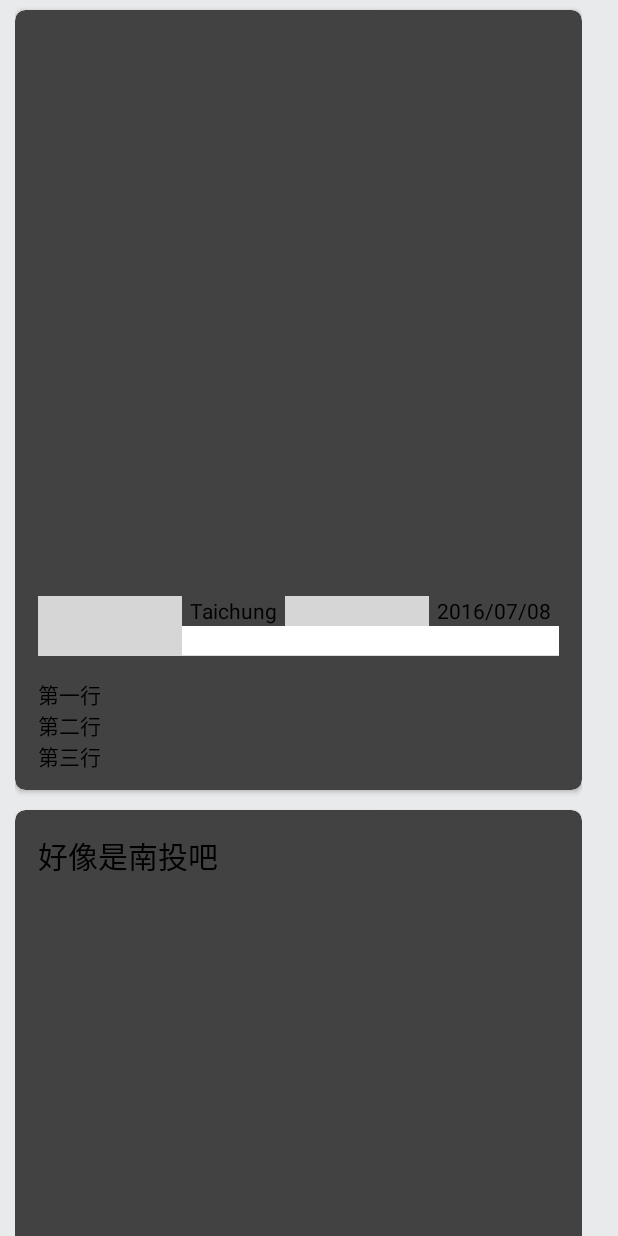
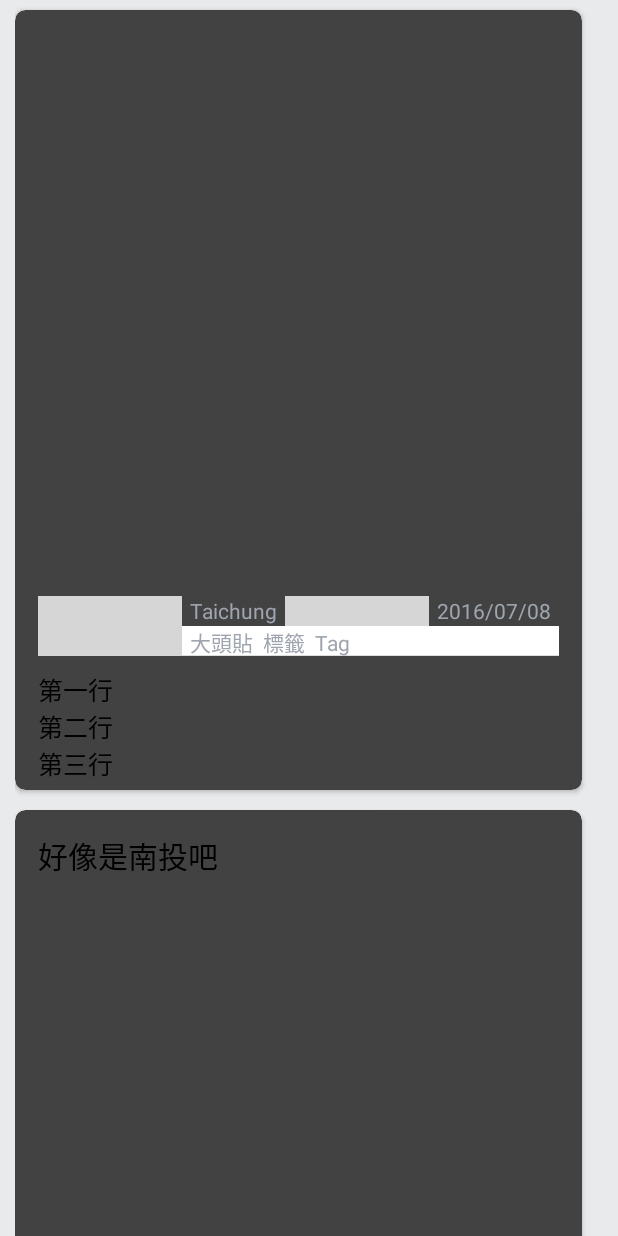
Before and after one commit to swallowchen1359/HappyBirthday2016, an Android app: the screen it shows after launch (AlbumActivity), on a phone screen of 412 x 824 dp. Run offline under Robolectric (Android 15) with nearby library versions, the phone set to English and light mode, and no system bars; Roboto replaces fonts that are not available here; 1 statement that could not run was skipped; grey boxes are pictures that could not be loaded.

Commit message:
1. Extend database of Album 2. Change the color of AlbumCardView function

```diff
--- a/app/src/main/java/com/studio/swallowcharchar/happybirthday2016/albumpage/controller/AlbumFragment.java
+++ b/app/src/main/java/com/studio/swallowcharchar/happybirthday2016/albumpage/controller/AlbumFragment.java
@@ -15,6 +15,7 @@ import com.studio.swallowcharchar.happybirthday2016.albumpage.AlbumActivity;
 import com.studio.swallowcharchar.happybirthday2016.albumpage.model.AlbumModel;
 import com.studio.swallowcharchar.happybirthday2016.albumpage.view.AlbumView;
 import com.studio.swallowcharchar.happybirthday2016.photopage.PhotoActivity;
+import com.studio.swallowcharchar.happybirthday2016.widget.ImageUtility;
 
 /**
  * A simple {@link Fragment} subclass.
@@ -41,7 +42,9 @@ public class AlbumFragment extends Fragment implements AlbumView.OnCardClickList
             /**
              * AlbumView.setAlbums(AlbumPictures, Titles, Descriptions)
              * */
-            mAlbumView.setAlbums(mModel.getAlbumPictureList(), mModel.getAlbumTitleList(), mModel.getAlbumDescriptionList());
+            mAlbumView.setAlbums(mModel.getAlbumPictureList(), mModel.getAlbumTitleList(),
+                    mModel.getAlbumDescriptionList(), mModel.getAlbumPlaceList(),
+                    mModel.getAlbumTimeList(), mModel.getAlbumTagsList());
             mAlbumView.setOnCardClickListener(this);
         } else {
             Log.d("AlbumFragment", "Model or View is null");
@@ -55,6 +58,7 @@ public class AlbumFragment extends Fragment implements AlbumView.OnCardClickList
         Log.d("AlbumFragment", "onAttach");
         mModel = new AlbumModel(activity);
         mModel.initModel();
+        Log.d("AlbumFragment", "getImageRotation Test " + ImageUtility.getImageRotation(getResources(), 0));
     }
 
     @Override
--- a/app/src/main/java/com/studio/swallowcharchar/happybirthday2016/albumpage/model/AlbumModel.java
+++ b/app/src/main/java/com/studio/swallowcharchar/happybirthday2016/albumpage/model/AlbumModel.java
@@ -34,6 +34,23 @@ public class AlbumModel {
     private LinkedList<String> mAlbumTitleList;
 
     /**
+     * mAlbumPlaceList is the list contains AlbumCard place to show
+     * */
+    private LinkedList<String> mAlbumPlaceList;
+
+    /**
+     * mAlbumTimeList is the list contains AlbumCard time to show
+     * which contains another LinkedList of Integer, individually year, month and day
+     * */
+    private LinkedList<LinkedList<Integer>> mAlbumTimeList;
+
+    /**
+     * mAlbumTagsList is the list contains AlbumCard tag to show
+     * which contains another LinkedList of String, all tags reserved
+     * */
+    private LinkedList<LinkedList<String>> mAlbumTagsList;
+
+    /**
      * mAlbumDescription is the list contains AlbumCard description.
      * TODO: Maybe we should use InputStream instead
      * */
@@ -43,6 +60,9 @@ public class AlbumModel {
         mAlbumPictureList = new LinkedList<>();
         mAlbumTitleList = new LinkedList<>();
         mAlbumDescriptionList = new LinkedList<>();
+        mAlbumPlaceList = new LinkedList<>();
+        mAlbumTimeList = new LinkedList<>();
+        mAlbumTagsList = new LinkedList<>();
     }
 
     public LinkedList<Integer> getAlbumPictureList() {
@@ -79,6 +99,46 @@ public class AlbumModel {
         return mAlbumDescriptionList;
     }
 
+    public LinkedList<String> getAlbumPlaceList() {
+        if (mContext == null || mAlbumArrayList == null) {
+            return null;
+        }
+        for (int i = 0; i < mAlbumArrayList.size(); i++) {
+            mAlbumPlaceList.add(mAlbumArrayList.get(i).getPlace());
+        }
+        return mAlbumPlaceList;
+    }
+
+    public LinkedList<LinkedList<Integer>> getAlbumTimeList() {
+        if (mContext == null || mAlbumArrayList == null) {
+            return null;
+        }
+        for (int i = 0; i < mAlbumArrayList.size(); i++) {
+            LinkedList<Integer> timeList = new LinkedList<>();
+            int[] timeArray = mAlbumArrayList.get(i).getTime();
+            for (int j = 0; j < timeArray.length; j++) {
+                timeList.add(timeArray[j]);
+            }
+            mAlbumTimeList.add(timeList);
+        }
+        return mAlbumTimeList;
+    }
+
+    public LinkedList<LinkedList<String>> getAlbumTagsList() {
+        if (mContext == null || mAlbumArrayList == null) {
+            return null;
+        }
+        for (int i = 0; i < mAlbumArrayList.size(); i++) {
+            LinkedList<String> tagsList = new LinkedList<>();
+            String[] tagsArray = mAlbumArrayList.get(i).getTags();
+            for (int j = 0; j < tagsArray.length; j++) {
+                tagsList.add(tagsArray[j]);
+            }
+            mAlbumTagsList.add(tagsList);
+        }
+        return mAlbumTagsList;
+    }
+
     public boolean initModel() {
         mAlbumArrayList = new Database().loadJson(mContext, Database.JSON_ALBUM);
         return mAlbumArrayList != null ;
--- a/app/src/main/java/com/studio/swallowcharchar/happybirthday2016/albumpage/view/AlbumCardView.java
+++ b/app/src/main/java/com/studio/swallowcharchar/happybirthday2016/albumpage/view/AlbumCardView.java
@@ -12,11 +12,16 @@ import com.studio.swallowcharchar.happybirthday2016.widget.ImageUtility;
 
 import com.studio.swallowcharchar.happybirthday2016.R;
 
+import java.util.LinkedList;
+
 public class AlbumCardView extends CardView {
 
     private static final int VIEW_TITLE_RES_ID = R.id.album_title;
     private static final int VIEW_IMAGE_RES_ID = R.id.album_image;
     private static final int VIEW_DESCRIPTION_RES_ID = R.id.album_description;
+    private static final int VIEW_PLACE_RES_ID = R.id.album_place;
+    private static final int VIEW_TIME_RES_ID = R.id.album_time;
+    private static final int VIEW_TAGS_RES_ID = R.id.album_tags;
     private static final int DIMEN_RADIUS_RES_ID = R.dimen.album_card_radius;
     /**
      * These constant integer is used for AlbumAdapter and AlbumView to figure out which content
@@ -25,6 +30,9 @@ public class AlbumCardView extends CardView {
     public static final int KEY_IMG_RES_ID = 0x01;
     public static final int KEY_TITLE = 0x02;
     public static final int KEY_DESCRIPTION = 0x03;
+    public static final int KEY_PLACE = 0x04;
+    public static final int KEY_TIME = 0x05;
+    public static final int KEY_TAGS = 0x06;
     /**
      * AlbumCardView contains an FrameLayout, which contains an ImageView inside
      */
@@ -32,7 +40,7 @@ public class AlbumCardView extends CardView {
     /**
      * AlbumCardView contains some TextViews for description
      */
-    private TextView mTitleTextView, mDescriptionTextView;
+    private TextView mTitleTextView, mDescriptionTextView, mPlaceTextView, mTimeTextView, mTagsTextView;
 
     /**
      * Radius of AlbumCardView
@@ -53,6 +61,9 @@ public class AlbumCardView extends CardView {
         mImageView = (ImageView) findViewById(VIEW_IMAGE_RES_ID);
         mTitleTextView = (TextView) findViewById(VIEW_TITLE_RES_ID);
         mDescriptionTextView = (TextView) findViewById(VIEW_DESCRIPTION_RES_ID);
+        mPlaceTextView = (TextView) findViewById(VIEW_PLACE_RES_ID);
+        mTimeTextView = (TextView) findViewById(VIEW_TIME_RES_ID);
+        mTagsTextView = (TextView) findViewById(VIEW_TAGS_RES_ID);
         mCardViewRadius = context.getResources().getDimension(DIMEN_RADIUS_RES_ID);
         setRadius(mCardViewRadius);
     }
@@ -64,11 +75,10 @@ public class AlbumCardView extends CardView {
         if (mImageView == null) {
             mImageView = (ImageView) findViewById(VIEW_IMAGE_RES_ID);
         }
-        Bitmap bitmap = ImageUtility.decodeSampledBitmapFromResource(getResources(), resId, 900, 900);
+        Bitmap bitmap = ImageUtility.decodeSampledBitmapFromResource(getResources(), resId, 300, 300);
         mImageView.setImageBitmap(bitmap);
-/*
-        mImageView.setImageResource(resId);
-*/
+
+//        mImageView.setImageResource(resId);
     }
 
     public void setAlbumImage(Bitmap bitmap) {
@@ -100,6 +110,56 @@ public class AlbumCardView extends CardView {
         mDescriptionTextView.setText(string);
     }
 
+    public void setAlbumPlace(String string) {
+        if (mPlaceTextView == null) {
+            mPlaceTextView = (TextView) findViewById(VIEW_PLACE_RES_ID);
+        }
+        mPlaceTextView.setText(string);
+    }
+
+    public void setAlbumTime(LinkedList<Integer> time) {
+        if (mTimeTextView == null) {
+            mTimeTextView = (TextView) findViewById(VIEW_TIME_RES_ID);
+        }
+
+        if (time.size() != 3) {
+            mTimeTextView.setText("1991/05/17");
+            return;
+        }
+
+        int year, month, day;
+        String timeStr, yearStr, monthStr, dayStr;
+
+        year = time.get(0);
+        month = time.get(1);
+        day = time.get(2);
+
+        yearStr = String.valueOf(year);
+        if (month < 10) {
+            monthStr = "0" +String.valueOf(month);
+        } else {
+            monthStr = String.valueOf(month);
+        }
+        if (day < 10) {
+            dayStr = "0" +String.valueOf(day);
+        } else {
+            dayStr = String.valueOf(day);
+        }
+        timeStr = yearStr +"/"+ monthStr +"/"+ dayStr;
+        mTimeTextView.setText(timeStr);
+    }
+
+    public void setAlbumTags(LinkedList<String> tags) {
+        if (mTagsTextView == null) {
+            mTagsTextView = (TextView) findViewById(VIEW_TAGS_RES_ID);
+        }
+        String tagsStr = "";
+        for (int i = 0; i < tags.size(); i++) {
+            tagsStr += tags.get(i) +"  ";
+        }
+        mTagsTextView.setText(tagsStr);
+    }
+
     public ImageView getAlbumImage() {
         return mImageView;
     }
@@ -111,4 +171,16 @@ public class AlbumCardView extends CardView {
     public TextView getAlbumDescription() {
         return mDescriptionTextView;
     }
+
+    public TextView getAlbumPlace() {
+        return mPlaceTextView;
+    }
+
+    public TextView getAlbumTime() {
+        return mTimeTextView;
+    }
+
+    public TextView getAlbumTags() {
+        return mTagsTextView;
+    }
 }
--- a/app/src/main/java/com/studio/swallowcharchar/happybirthday2016/albumpage/view/AlbumView.java
+++ b/app/src/main/java/com/studio/swallowcharchar/happybirthday2016/albumpage/view/AlbumView.java
@@ -48,7 +48,8 @@ public class AlbumView extends RecyclerView {
         setAdapter(mAlbumAdapter);
     }
 
-    public void setAlbums(LinkedList<Integer> resIds, LinkedList<String> titleStrings, LinkedList<String> descriptionStrings) {
+    public void setAlbums(LinkedList<Integer> resIds, LinkedList<String> titleStrings, LinkedList<String> descriptionStrings,
+                            LinkedList<String> places, LinkedList<LinkedList<Integer>> times, LinkedList<LinkedList<String>> tags) {
         if (resIds == null) {
             return;
         }
@@ -57,6 +58,9 @@ public class AlbumView extends RecyclerView {
             hashMap.put(AlbumCardView.KEY_IMG_RES_ID, resIds.get(i));
             hashMap.put(AlbumCardView.KEY_TITLE, titleStrings.get(i));
             hashMap.put(AlbumCardView.KEY_DESCRIPTION, descriptionStrings.get(i));
+            hashMap.put(AlbumCardView.KEY_PLACE, places.get(i));
+            hashMap.put(AlbumCardView.KEY_TIME, times.get(i));
+            hashMap.put(AlbumCardView.KEY_TAGS, tags.get(i));
             mAlbumLinkedList.add(hashMap);
         }
 
@@ -93,6 +97,9 @@ public class AlbumView extends RecyclerView {
             mViewHolder.mAlbumCardView.setAlbumDescription((String) mAsyncLinkedList.get(mIndex).get(AlbumCardView.KEY_DESCRIPTION));
             mViewHolder.mAlbumCardView.setAlbumTitle((String) mAsyncLinkedList.get(mIndex).get(AlbumCardView.KEY_TITLE));
             mViewHolder.mAlbumCardView.setAlbumImage(bitmap);
+            mViewHolder.mAlbumCardView.setAlbumPlace((String) mAsyncLinkedList.get(mIndex).get(AlbumCardView.KEY_PLACE));
+            mViewHolder.mAlbumCardView.setAlbumTime((LinkedList<Integer>) mAsyncLinkedList.get(mIndex).get(AlbumCardView.KEY_TIME));
+            mViewHolder.mAlbumCardView.setAlbumTags((LinkedList<String>) mAsyncLinkedList.get(mIndex).get(AlbumCardView.KEY_TAGS));
 
             if (mOnCardClickListener != null) {
                 final int index = mIndex;
--- a/app/src/main/java/com/studio/swallowcharchar/happybirthday2016/database/Album.java
+++ b/app/src/main/java/com/studio/swallowcharchar/happybirthday2016/database/Album.java
@@ -12,12 +12,18 @@ public class Album {
     private String title;
     private String description;
     private int[] photoResIds;
+    private String place;
+    private int[] time;
+    private String[] tags;
 
-    public Album(String albumResName, String title, String description, int[] albumImgResIds) {
+    public Album(String albumResName, String title, String description, int[] photoResIds, String place, int[] time, String[] tags) {
         this.albumResName = albumResName;
         this.title = title;
         this.description = description;
-        this.photoResIds = albumImgResIds;
+        this.photoResIds = photoResIds;
+        this.place = place;
+        this.time = time;
+        this.tags = tags;
     }
 
     public void setAlbumResName(String albumResName) {
@@ -36,6 +42,18 @@ public class Album {
         this.photoResIds = albumImgResIds;
     }
 
+    public void setPlace(String place) {
+        this.place = place;
+    }
+
+    public void setTime(int[] time) {
+        this.time = time;
+    }
+
+    public void setTags(String[] tags) {
+        this.tags = tags;
+    }
+
     public String getAlbumResName() {
         return albumResName;
     }
@@ -51,4 +69,16 @@ public class Album {
     public int[] getPhotoResIds() {
         return photoResIds;
     }
+
+    public String getPlace() {
+        return place;
+    }
+
+    public int[] getTime() {
+        return time;
+    }
+
+    public String[] getTags() {
+        return tags;
+    }
 }
--- a/app/src/main/java/com/studio/swallowcharchar/happybirthday2016/widget/ImageUtility.java
+++ b/app/src/main/java/com/studio/swallowcharchar/happybirthday2016/widget/ImageUtility.java
@@ -4,7 +4,10 @@ import android.content.Context;
 import android.content.res.Resources;
 import android.graphics.Bitmap;
 import android.graphics.BitmapFactory;
+import android.media.ExifInterface;
 import android.util.Log;
+
+import java.io.IOException;
 
 /**
  * Created by Swallow on 6/24/16.
@@ -74,10 +77,30 @@ public class ImageUtility {
         // Calculate inSampleSize
         options.inSampleSize = calculateInSampleSize(options, reqWidth, reqHeight);
 
-//        Log.d("ImageUtility", "inSampleSize " +options.inSampleSize+ "(" +reqWidth+ ", " +reqHeight+ ")");
-
         // Decode bitmap with inSampleSize set
         options.inJustDecodeBounds = false;
         return BitmapFactory.decodeResource(res, resId, options);
     }
+
+    public static int getImageRotation(Resources res, int resId) {
+        int rotation = 0;
+        try {
+            ExifInterface exifInterface = new ExifInterface("mipmap-xxhdpi/dsc_0052.JPG");
+            int orientation = exifInterface.getAttributeInt(ExifInterface.TAG_ORIENTATION, ExifInterface.ORIENTATION_NORMAL);
+            switch (orientation) {
+                case ExifInterface.ORIENTATION_ROTATE_270:
+                    rotation = 270;
+                    break;
+                case ExifInterface.ORIENTATION_ROTATE_180:
+                    rotation = 180;
+                    break;
+                case ExifInterface.ORIENTATION_ROTATE_90:
+                    rotation = 90;
+                    break;
+            }
+        } catch (IOException e) {
+
+        }
+        return rotation;
+    }
 }
--- a/app/src/main/res/layout/fragment_album.xml
+++ b/app/src/main/res/layout/fragment_album.xml
@@ -9,7 +9,7 @@
 
     <com.studio.swallowcharchar.happybirthday2016.albumpage.view.AlbumView
         android:id="@+id/album_view"
-        android:layout_width="wrap_content"
+        android:layout_width="match_parent"
         android:layout_height="wrap_content"/>
 
 
--- a/app/src/main/res/layout/view_album_card.xml
+++ b/app/src/main/res/layout/view_album_card.xml
@@ -58,9 +58,11 @@
                     android:layout_marginRight="5dp"/>
 
                 <TextView
+                    android:id="@+id/album_place"
                     android:layout_width="wrap_content"
                     android:layout_height="match_parent"
                     android:gravity="center_vertical"
+                    android:textColor="@color/text_card_function"
                     android:text="Taichung"
                     android:layout_marginRight="5dp"/>
 
@@ -72,9 +74,11 @@
                     android:layout_marginRight="5dp"/>
 
                 <TextView
+                    android:id="@+id/album_time"
                     android:layout_width="wrap_content"
                     android:layout_height="match_parent"
                     android:gravity="center_vertical"
+                    android:textColor="@color/text_card_function"
                     android:text="2016/07/08"
                     android:layout_marginRight="5dp"/>
 
@@ -91,19 +95,29 @@
                     android:scaleType="centerInside"
                     android:src="@mipmap/ic_label_outline_black_24dp"
                     android:layout_marginRight="5dp"/>
+                <TextView
+                    android:id="@+id/album_tags"
+                    android:layout_width="wrap_content"
+                    android:layout_height="match_parent"
+                    android:gravity="center_vertical"
+                    android:textColor="@color/text_card_function"
+                    android:text="#Tag1  #標籤2"
+                    android:layout_marginRight="5dp"/>
 
             </LinearLayout>
 
         </LinearLayout>
 
         <!-- AlbumCardView description -->
-        <TextView
+        <com.studio.swallowcharchar.happybirthday2016.widget.SwallowTextView
             android:id="@+id/album_description"
             android:layout_width="match_parent"
             android:layout_height="@dimen/album_card_description_height"
             android:paddingLeft="@dimen/album_card_text_padding"
             android:paddingRight="@dimen/album_card_text_padding"
-            android:paddingTop="@dimen/album_card_text_padding"
+            android:paddingTop="@dimen/album_card_text_padding_top"
+            android:textSize="7.5pt"
+            swallow:ttf_name="fonts/SentyTEA.ttf"
             android:maxLines="4"/>
 
     </LinearLayout>
--- a/app/src/main/res/values/colors.xml
+++ b/app/src/main/res/values/colors.xml
@@ -8,4 +8,6 @@
     <!-- Don't know where to use -->
     <color name="colorAccent">#FF4081</color>
     <color name="colorBlack">#FF000000</color>
+
+    <color name="text_card_function">#FF9FA5AF</color>
 </resources>
--- a/app/src/main/res/values/dimens.xml
+++ b/app/src/main/res/values/dimens.xml
@@ -14,6 +14,7 @@
     <dimen name="album_card_description_height">90dp</dimen>
     <dimen name="album_card_radius">7dp</dimen>
     <dimen name="album_card_text_padding">15dp</dimen>
+    <dimen name="album_card_text_padding_top">10dp</dimen>
     <dimen name="album_card_margin">3dp</dimen>
 
     <!-- PhotoView Dimension-->
```
Also changed, not shown: app/src/main/res/raw/database_album.json (+28 -7 lines).
